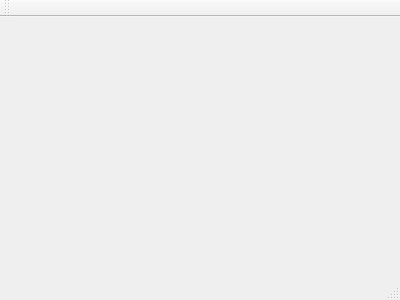
zzu-andrew/QT_examples, file qt02/mainwindow.ui: the form before one commit.
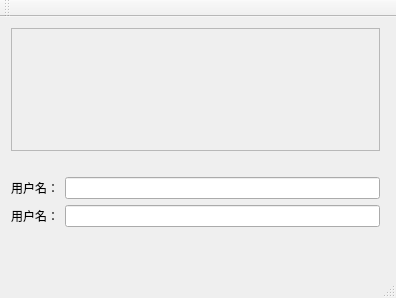
The form after the commit.

What changed in the file:
```diff
--- a/qt02/mainwindow.ui
+++ b/qt02/mainwindow.ui
@@ -1,24 +1,107 @@
 <ui version="4.0">
  <class>MainWindow</class>
- <widget class="QMainWindow" name="MainWindow" >
-  <property name="geometry" >
+ <widget class="QMainWindow" name="MainWindow">
+  <property name="geometry">
    <rect>
     <x>0</x>
     <y>0</y>
-    <width>400</width>
-    <height>300</height>
+    <width>396</width>
+    <height>298</height>
    </rect>
   </property>
   <property name="windowTitle" >
    <string>MainWindow</string>
   </property>
-  <widget class="QMenuBar" name="menuBar" />
-  <widget class="QToolBar" name="mainToolBar" />
-  <widget class="QWidget" name="centralWidget" />
-  <widget class="QStatusBar" name="statusBar" />
+  <widget class="QWidget" name="centralWidget">
+   <widget class="QWidget" name="verticalLayoutWidget_2">
+    <property name="geometry">
+     <rect>
+      <x>0</x>
+      <y>0</y>
+      <width>391</width>
+      <height>221</height>
+     </rect>
+    </property>
+    <layout class="QVBoxLayout" name="verticalLayout_3">
+     <item>
+      <widget class="QFrame" name="frame">
+       <property name="frameShape">
+        <enum>QFrame::StyledPanel</enum>
+       </property>
+       <property name="frameShadow">
+        <enum>QFrame::Raised</enum>
+       </property>
+      </widget>
+     </item>
+     <item>
+      <spacer name="horizontalSpacer">
+       <property name="orientation">
+        <enum>Qt::Horizontal</enum>
+       </property>
+       <property name="sizeHint" stdset="0">
+        <size>
+         <width>40</width>
+         <height>20</height>
+        </size>
+       </property>
+      </spacer>
+     </item>
+     <item>
+      <layout class="QVBoxLayout" name="verticalLayout">
+       <item>
+        <layout class="QHBoxLayout" name="horizontalLayout_4">
+         <item>
+          <widget class="QLabel" name="label_4">
+           <property name="text">
+            <string>用户名：</string>
+           </property>
+          </widget>
+         </item>
+         <item>
+          <widget class="QLineEdit" name="lineEdit_4"/>
+         </item>
+        </layout>
+       </item>
+       <item>
+        <layout class="QHBoxLayout" name="horizontalLayout_3">
+         <item>
+          <widget class="QLabel" name="label_3">
+           <property name="text">
+            <string>用户名：</string>
+           </property>
+          </widget>
+         </item>
+         <item>
+          <widget class="QLineEdit" name="lineEdit_3"/>
+         </item>
+        </layout>
+       </item>
+      </layout>
+     </item>
+    </layout>
+   </widget>
+  </widget>
+  <widget class="QMenuBar" name="menuBar">
+   <property name="geometry">
+    <rect>
+     <x>0</x>
+     <y>0</y>
+     <width>396</width>
+     <height>28</height>
+    </rect>
+   </property>
+  </widget>
+  <widget class="QToolBar" name="mainToolBar">
+   <attribute name="toolBarArea">
+    <enum>TopToolBarArea</enum>
+   </attribute>
+   <attribute name="toolBarBreak">
+    <bool>false</bool>
+   </attribute>
+  </widget>
+  <widget class="QStatusBar" name="statusBar"/>
  </widget>
- <layoutDefault spacing="6" margin="11" />
- <pixmapfunction></pixmapfunction>
+ <layoutdefault spacing="6" margin="11"/>
  <resources/>
  <connections/>
 </ui>
```
Left out of the diff: 3 changed lines with no effect on the pictures.
